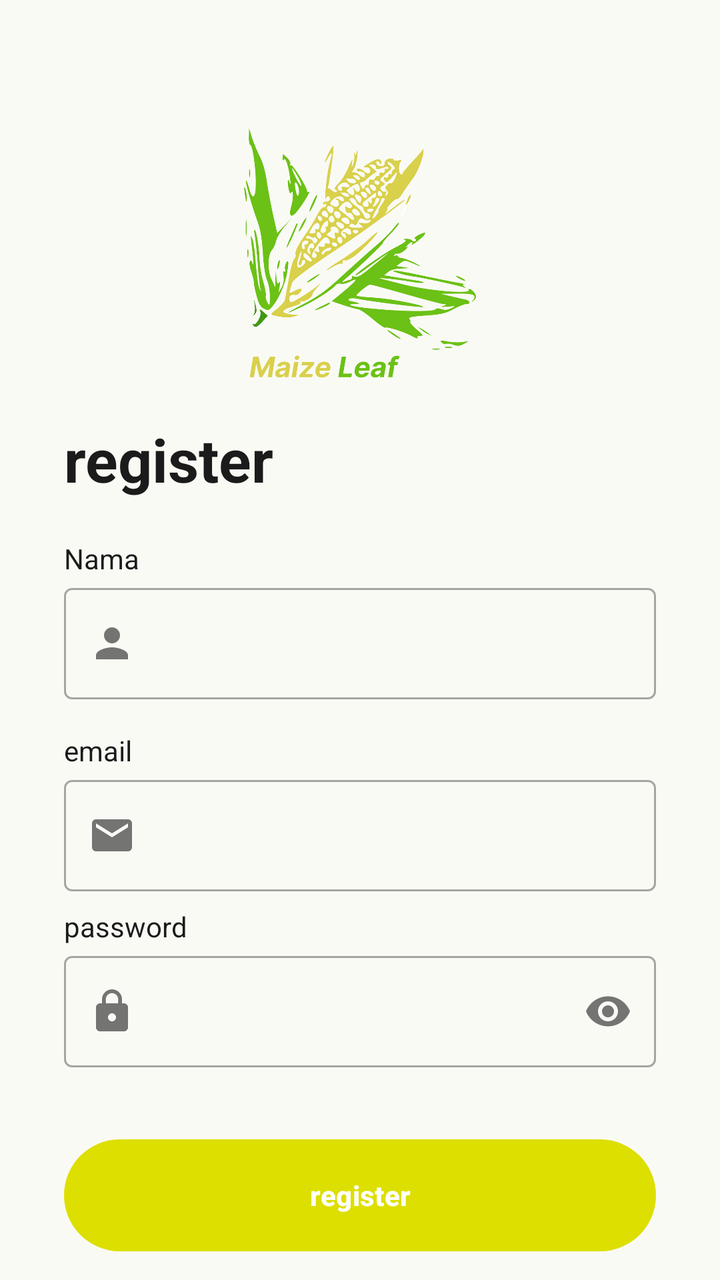
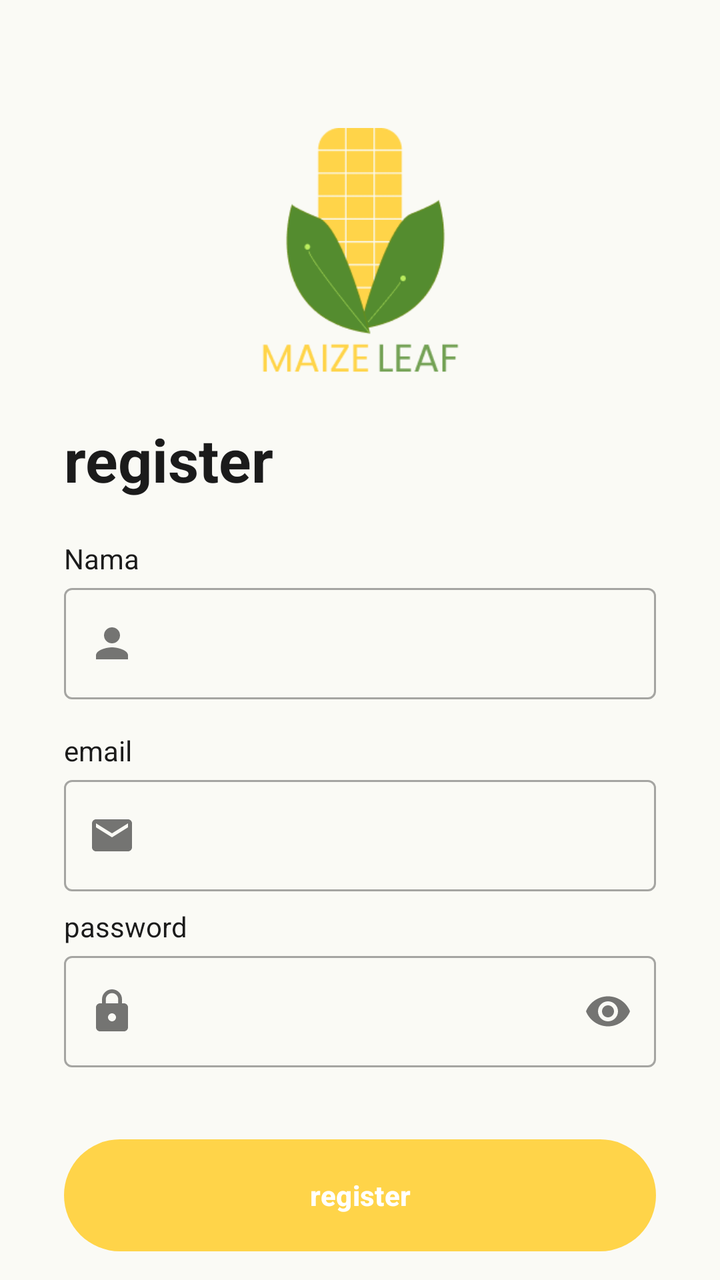

Screens rendered from an Android XML layout before and after an edit, with the pre-edit source and the edit as a unified diff.
<!-- AndroidManifest.xml: application theme Theme.MaizeLeaf -->
<!-- res/layout/activity_register.xml -->
<?xml version="1.0" encoding="utf-8"?>
<androidx.constraintlayout.widget.ConstraintLayout xmlns:android="http://schemas.android.com/apk/res/android"
    xmlns:app="http://schemas.android.com/apk/res-auto"
    android:layout_width="match_parent"
    android:id="@+id/main"
    android:layout_height="match_parent">

    <ImageView
        android:id="@+id/imageView"
        android:layout_width="150dp"
        android:layout_height="0dp"
        android:layout_marginStart="32dp"
        android:layout_marginEnd="32dp"
        android:src="@drawable/logo_apk"
        android:contentDescription="@string/logo_aplikasi"
        app:layout_constraintBottom_toTopOf="@+id/guidelineHorizontal"
        app:layout_constraintEnd_toEndOf="parent"
        app:layout_constraintStart_toStartOf="parent"
        app:layout_constraintTop_toTopOf="@+id/guideline2" />

    <TextView
        android:id="@+id/titleTextView"
        android:layout_width="0dp"
        android:layout_height="wrap_content"
        android:layout_marginStart="32dp"
        android:layout_marginTop="16dp"
        android:layout_marginEnd="32dp"
        android:text="@string/register"
        android:textColor="?attr/colorOnSurface"
        android:textSize="30sp"
        android:textStyle="bold"
        app:layout_constraintEnd_toEndOf="parent"
        app:layout_constraintStart_toStartOf="parent"
        app:layout_constraintTop_toTopOf="@+id/guidelineHorizontal" />

    <TextView
        android:id="@+id/nameTextView"
        android:layout_width="wrap_content"
        android:layout_height="wrap_content"
        android:layout_marginStart="32dp"
        android:layout_marginTop="20dp"
        android:text="@string/nama"
        android:textColor="?attr/colorOnSurface"
        app:layout_constraintStart_toStartOf="parent"
        app:layout_constraintTop_toBottomOf="@+id/titleTextView" />

    <com.google.android.material.textfield.TextInputLayout
        android:id="@+id/nameEditTextLayout"
        style="@style/Widget.MaterialComponents.TextInputLayout.OutlinedBox"
        android:layout_width="0dp"
        android:layout_height="wrap_content"
        android:layout_marginStart="32dp"
        android:layout_marginEnd="32dp"
        app:layout_constraintEnd_toEndOf="parent"
        app:layout_constraintStart_toStartOf="parent"
        app:layout_constraintTop_toBottomOf="@+id/nameTextView"
        app:startIconDrawable="@drawable/ic_baseline_person_24">

        <com.google.android.material.textfield.TextInputEditText
            android:id="@+id/ed_register_name"
            android:layout_width="match_parent"
            android:layout_height="wrap_content"
            android:ems="10"
            android:inputType="text" />
    </com.google.android.material.textfield.TextInputLayout>

    <TextView
        android:id="@+id/emailTextView"
        android:layout_width="wrap_content"
        android:layout_height="wrap_content"
        android:layout_marginStart="32dp"
        android:layout_marginTop="16dp"
        android:text="@string/email"
        android:textColor="?attr/colorOnSurface"
        app:layout_constraintStart_toStartOf="parent"
        app:layout_constraintTop_toBottomOf="@+id/nameEditTextLayout" />

    <com.google.android.material.textfield.TextInputLayout
        android:id="@+id/emailEditTextLayout"
        style="@style/Widget.MaterialComponents.TextInputLayout.OutlinedBox"
        android:layout_width="0dp"
        android:layout_height="wrap_content"
        android:layout_marginStart="32dp"
        android:layout_marginEnd="32dp"
        app:layout_constraintEnd_toEndOf="parent"
        app:layout_constraintStart_toStartOf="parent"
        app:layout_constraintTop_toBottomOf="@+id/emailTextView"
        app:startIconDrawable="@drawable/ic_baseline_email_24">

        <com.google.android.material.textfield.TextInputEditText
            android:id="@+id/emailEditText"
            android:layout_width="match_parent"
            android:layout_height="wrap_content"
            android:inputType="textEmailAddress" />
    </com.google.android.material.textfield.TextInputLayout>

    <TextView
        android:id="@+id/passwordTextView"
        android:layout_width="wrap_content"
        android:layout_height="wrap_content"
        android:layout_marginStart="32dp"
        android:layout_marginTop="8dp"
        android:text="@string/password"
        android:textColor="?attr/colorOnSurface"
        app:layout_constraintStart_toStartOf="parent"
        app:layout_constraintTop_toBottomOf="@+id/emailEditTextLayout" />

    <com.google.android.material.textfield.TextInputLayout
        android:id="@+id/passwordEditTextLayout"
        style="@style/Widget.MaterialComponents.TextInputLayout.OutlinedBox"
        android:layout_width="0dp"
        android:layout_height="wrap_content"
        android:layout_marginStart="32dp"
        android:layout_marginEnd="32dp"
        app:endIconMode="password_toggle"
        app:layout_constraintEnd_toEndOf="parent"
        app:layout_constraintStart_toStartOf="parent"
        app:layout_constraintTop_toBottomOf="@+id/passwordTextView"
        app:startIconDrawable="@drawable/ic_baseline_lock_24">

        <com.google.android.material.textfield.TextInputEditText
            android:id="@+id/passwordEditText"
            android:layout_width="match_parent"
            android:layout_height="wrap_content"
            android:inputType="textPassword" />
    </com.google.android.material.textfield.TextInputLayout>

    <Button
        android:id="@+id/signupButton"
        android:layout_width="0dp"
        android:layout_height="64dp"
        android:layout_marginStart="32dp"
        android:layout_marginTop="32dp"
        android:layout_marginEnd="32dp"
        android:text="@string/register"
        android:textStyle="bold"
        app:layout_constraintEnd_toEndOf="parent"
        app:layout_constraintStart_toStartOf="parent"
        app:layout_constraintTop_toBottomOf="@+id/passwordEditTextLayout" />

    <TextView
        android:id="@+id/punya_akun"
        android:layout_width="wrap_content"
        android:layout_height="wrap_content"
        android:layout_marginStart="32dp"
        android:layout_marginTop="16dp"
        android:layout_marginEnd="8dp"
        android:text="@string/belum_punya_akun"
        android:textColor="?attr/colorOnSurface"
        android:textSize="14sp"
        app:layout_constraintStart_toStartOf="parent"
        app:layout_constraintTop_toBottomOf="@+id/signupButton" />

    <TextView
        android:id="@+id/tvLogin"
        android:layout_width="wrap_content"
        android:layout_height="wrap_content"
        android:layout_marginStart="6dp"
        android:clickable="true"
        android:focusable="true"
        android:text="@string/login"
        android:textColor="?attr/colorPrimary"
        android:textSize="16sp"
        android:textStyle="bold"
        app:layout_constraintBottom_toBottomOf="@+id/punya_akun"
        app:layout_constraintStart_toEndOf="@id/punya_akun"
        app:layout_constraintTop_toTopOf="@+id/punya_akun" />

    <androidx.constraintlayout.widget.Guideline
        android:id="@+id/guidelineHorizontal"
        android:layout_width="wrap_content"
        android:layout_height="64dp"
        android:orientation="horizontal"
        app:layout_constraintGuide_percent="0.30191082" />

    <androidx.constraintlayout.widget.Guideline
        android:id="@+id/guideline2"
        android:layout_width="wrap_content"
        android:layout_height="64dp"
        android:orientation="horizontal"
        app:layout_constraintGuide_percent="0.1" />

    <FrameLayout
        android:id="@+id/loadingOverlay"
        android:layout_width="0dp"
        android:layout_height="0dp"
        android:background="#80000000"
        android:clickable="true"
        android:focusable="true"
        android:visibility="gone"
        app:layout_constraintBottom_toBottomOf="parent"
        app:layout_constraintEnd_toEndOf="parent"
        app:layout_constraintStart_toStartOf="parent"
        app:layout_constraintTop_toTopOf="parent">

        <ProgressBar
            android:id="@+id/progressBar"
            android:layout_width="wrap_content"
            android:layout_height="wrap_content"
            android:layout_gravity="center"
            android:indeterminateTint="@android:color/white" />

    </FrameLayout>

</androidx.constraintlayout.widget.ConstraintLayout>
<!-- resources referenced by this layout -->
<resources>
  <!-- drawable ic_baseline_email_24 (drawable) -->
  <vector xmlns:android="http://schemas.android.com/apk/res/android"
      android:width="24dp"
      android:height="24dp"
      android:viewportWidth="24"
      android:viewportHeight="24"
      android:tint="?attr/colorControlNormal">
    <path
        android:fillColor="@android:color/white"
        android:pathData="M20,4L4,4c-1.1,0 -1.99,0.9 -1.99,2L2,18c0,1.1 0.9,2 2,2h16c1.1,0 2,-0.9 2,-2L22,6c0,-1.1 -0.9,-2 -2,-2zM20,8l-8,5 -8,-5L4,6l8,5 8,-5v2z"/>
  </vector>
  <!-- drawable ic_baseline_lock_24 (drawable) -->
  <vector xmlns:android="http://schemas.android.com/apk/res/android"
      android:width="24dp"
      android:height="24dp"
      android:viewportWidth="24"
      android:viewportHeight="24"
      android:tint="?attr/colorControlNormal">
    <path
        android:fillColor="@android:color/white"
        android:pathData="M18,8h-1L17,6c0,-2.76 -2.24,-5 -5,-5S7,3.24 7,6v2L6,8c-1.1,0 -2,0.9 -2,2v10c0,1.1 0.9,2 2,2h12c1.1,0 2,-0.9 2,-2L20,10c0,-1.1 -0.9,-2 -2,-2zM12,17c-1.1,0 -2,-0.9 -2,-2s0.9,-2 2,-2 2,0.9 2,2 -0.9,2 -2,2zM15.1,8L8.9,8L8.9,6c0,-1.71 1.39,-3.1 3.1,-3.1 1.71,0 3.1,1.39 3.1,3.1v2z"/>
  </vector>
  <!-- drawable ic_baseline_person_24 (drawable) -->
  <vector xmlns:android="http://schemas.android.com/apk/res/android"
      android:width="24dp"
      android:height="24dp"
      android:viewportWidth="24"
      android:viewportHeight="24"
      android:tint="?attr/colorControlNormal">
    <path
        android:fillColor="@android:color/white"
        android:pathData="M12,12c2.21,0 4,-1.79 4,-4s-1.79,-4 -4,-4 -4,1.79 -4,4 1.79,4 4,4zM12,14c-2.67,0 -8,1.34 -8,4v2h16v-2c0,-2.66 -5.33,-4 -8,-4z"/>
  </vector>
  <!-- drawable logo_apk: png bitmap (drawable, 96571 bytes) -->
  <string name="belum_punya_akun">Belum Punya Akun ?</string>
  <string name="email">email</string>
  <string name="login">login</string>
  <string name="logo_aplikasi">Logo Aplikasi</string>
  <string name="nama">Nama</string>
  <string name="password">password</string>
  <string name="register">register</string>
  <style name="Theme.MaizeLeaf" parent="Theme.MaterialComponents.DayNight.NoActionBar">
          
          <item name="colorPrimary">#dddf00</item>
          <item name="colorPrimaryVariant">#D6C761</item>
          <item name="colorOnPrimary">@color/white</item>
  
  
  
      </style>
  <color name="white">#FFFFFFFF</color>
</resources>

<!-- the commit's change to res/layout/activity_register.xml (unified diff, before → after) -->
@@ -11,7 +11,7 @@
         android:layout_height="0dp"
         android:layout_marginStart="32dp"
         android:layout_marginEnd="32dp"
-        android:src="@drawable/logo_apk"
+        android:src="@drawable/maizeleaf_logo"
         android:contentDescription="@string/logo_aplikasi"
         app:layout_constraintBottom_toTopOf="@+id/guidelineHorizontal"
         app:layout_constraintEnd_toEndOf="parent"
<!-- resource entries referenced after the edit -->
@@ -33,7 +33,7 @@
         android:fillColor="@android:color/white"
         android:pathData="M12,12c2.21,0 4,-1.79 4,-4s-1.79,-4 -4,-4 -4,1.79 -4,4 1.79,4 4,4zM12,14c-2.67,0 -8,1.34 -8,4v2h16v-2c0,-2.66 -5.33,-4 -8,-4z"/>
   </vector>
-  <!-- drawable logo_apk: png bitmap (drawable, 96571 bytes) -->
+  <!-- drawable maizeleaf_logo: png bitmap (drawable, 8927 bytes) -->
   <string name="belum_punya_akun">Belum Punya Akun ?</string>
   <string name="email">email</string>
   <string name="login">login</string>
@@ -43,7 +43,7 @@
   <string name="register">register</string>
   <style name="Theme.MaizeLeaf" parent="Theme.MaterialComponents.DayNight.NoActionBar">
           
-          <item name="colorPrimary">#dddf00</item>
+          <item name="colorPrimary">#FFD449</item>
           <item name="colorPrimaryVariant">#D6C761</item>
           <item name="colorOnPrimary">@color/white</item>
   
